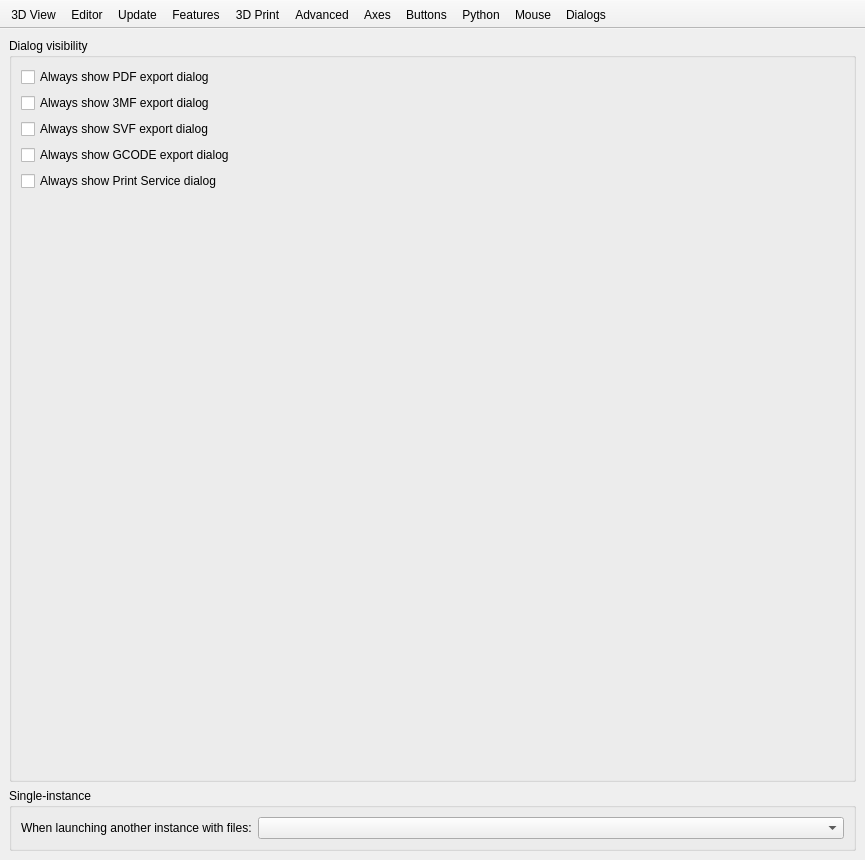
Before: the Qt Designer form src/gui/Preferences.ui in pythonscad/pythonscad, drawn with Qt 5.
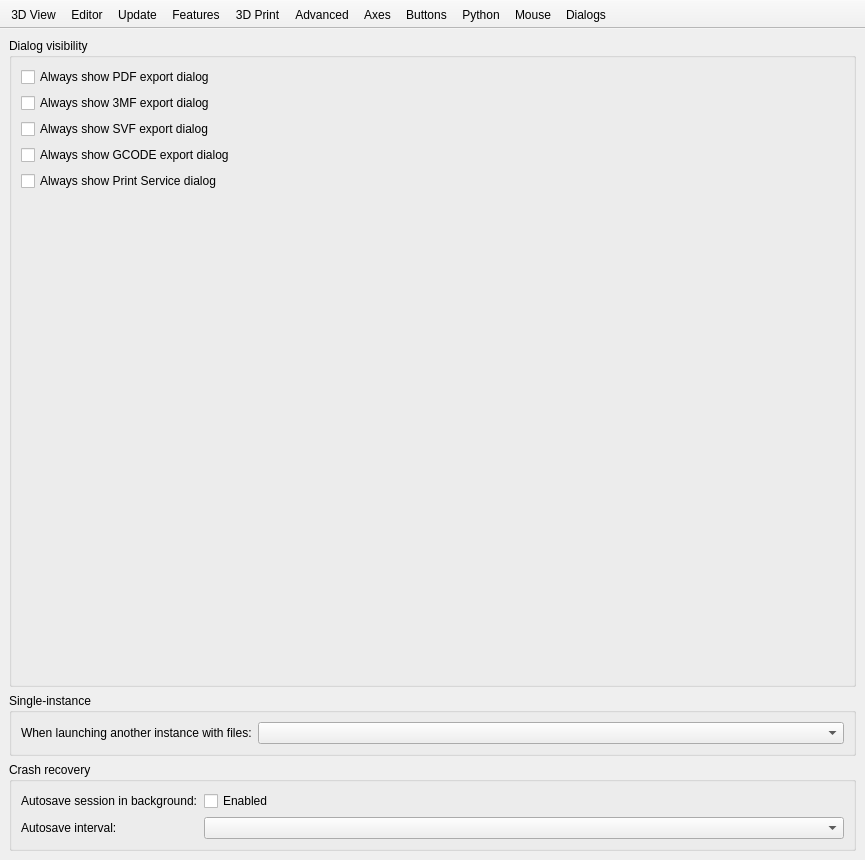
After: the same form once the commit is applied. The open tabs and pages were chosen to show the change. Icons and pictures are not drawn. Custom widgets are drawn as their Qt base class.

Commit message: feat(gui): add autosave crash recovery

What changed in the file:
```diff
--- a/src/gui/Preferences.ui
+++ b/src/gui/Preferences.ui
@@ -3009,6 +3009,39 @@
           </layout>
          </widget>
         </item>
+             <item>
+            <widget class="QGroupBox" name="groupBoxAutosaveSession">
+             <property name="title">
+              <string>Crash recovery</string>
+             </property>
+             <layout class="QFormLayout" name="formLayoutAutosaveSession">
+              <item row="0" column="0">
+               <widget class="QLabel" name="labelAutosaveSessionEnabled">
+              <property name="text">
+               <string>Autosave session in background:</string>
+              </property>
+               </widget>
+              </item>
+              <item row="0" column="1">
+               <widget class="QCheckBox" name="checkBoxAutosaveSessionEnabled">
+              <property name="text">
+               <string>Enabled</string>
+              </property>
+               </widget>
+              </item>
+              <item row="1" column="0">
+               <widget class="QLabel" name="labelAutosaveSessionInterval">
+              <property name="text">
+               <string>Autosave interval:</string>
+              </property>
+               </widget>
+              </item>
+              <item row="1" column="1">
+               <widget class="QComboBox" name="comboBoxAutosaveSessionInterval"/>
+              </item>
+             </layout>
+            </widget>
+             </item>
        </layout>
       </widget>
      </widget>
```
The commit also changes 7 other files.
